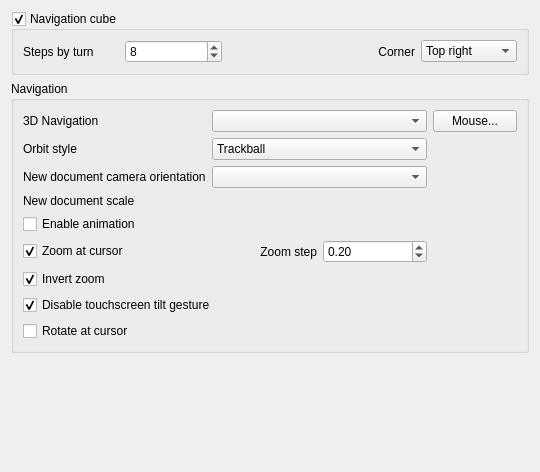
The window that src/Gui/DlgSettingsNavigation.ui (berndhahnebach/All_FreeCAD) describes before a commit, drawn with Qt 5.
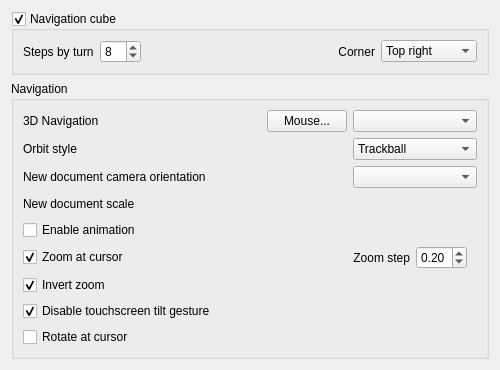
The same window after the commit. Custom widgets are drawn as their Qt base class.

```diff
--- a/src/Gui/DlgSettingsNavigation.ui
+++ b/src/Gui/DlgSettingsNavigation.ui
@@ -6,8 +6,8 @@
    <rect>
     <x>0</x>
     <y>0</y>
-    <width>540</width>
-    <height>472</height>
+    <width>500</width>
+    <height>363</height>
    </rect>
   </property>
   <property name="windowTitle">
@@ -58,7 +58,7 @@
          <enum>Qt::Horizontal</enum>
         </property>
         <property name="sizeType">
-         <enum>QSizePolicy::Ignored</enum>
+         <enum>QSizePolicy::MinimumExpanding</enum>
         </property>
         <property name="sizeHint" stdset="0">
          <size>
@@ -119,25 +119,29 @@
      <property name="title">
       <string>Navigation</string>
      </property>
+     <layout class="QVBoxLayout" name="verticalLayout">
+      <item>
      <layout class="QGridLayout" name="gridLayout">
-      <item row="0" column="0">
-       <widget class="QLabel" name="navigationLabel">
-        <property name="text">
-         <string>3D Navigation</string>
-        </property>
-       </widget>
-      </item>
-      <item row="0" column="1" colspan="2">
-       <widget class="QComboBox" name="comboNavigationStyle">
+        <item row="6" column="0">
+         <widget class="Gui::PrefCheckBox" name="checkBoxInvertZoom">
         <property name="toolTip">
-         <string>Navigation settings set</string>
-        </property>
-        <property name="currentIndex">
-         <number>-1</number>
+           <string>Direction of zoom operations will be inverted</string>
+          </property>
+          <property name="text">
+           <string>Invert zoom</string>
+          </property>
+          <property name="checked">
+           <bool>true</bool>
+          </property>
+          <property name="prefEntry" stdset="0">
+           <cstring>InvertZoom</cstring>
+          </property>
+          <property name="prefPath" stdset="0">
+           <cstring>View</cstring>
         </property>
        </widget>
       </item>
-      <item row="0" column="3">
+        <item row="0" column="2">
        <widget class="QPushButton" name="mouseButton">
         <property name="sizePolicy">
          <sizepolicy hsizetype="Maximum" vsizetype="Fixed">
@@ -147,7 +151,7 @@
         </property>
         <property name="minimumSize">
          <size>
-          <width>84</width>
+            <width>60</width>
           <height>0</height>
          </size>
         </property>
@@ -160,46 +164,10 @@
         </property>
        </widget>
       </item>
-      <item row="1" column="0">
-       <widget class="QLabel" name="orbitLabel">
+        <item row="0" column="0">
+         <widget class="QLabel" name="navigationLabel">
         <property name="text">
-         <string>Orbit style</string>
-        </property>
-       </widget>
-      </item>
-      <item row="1" column="1" colspan="2">
-       <widget class="QComboBox" name="comboOrbitStyle">
-        <property name="toolTip">
-         <string>Rotation orbit style.
-Trackball: moving the mouse horizontally will rotate the part around the y-axis
-Turntable: the part will be rotated around the z-axis.</string>
-        </property>
-        <property name="currentIndex">
-         <number>1</number>
-        </property>
-        <item>
-         <property name="text">
-          <string>Turntable</string>
-         </property>
-        </item>
-        <item>
-         <property name="text">
-          <string>Trackball</string>
-         </property>
-        </item>
-       </widget>
-      </item>
-      <item row="2" column="0">
-       <widget class="QLabel" name="newDocViewLabel">
-        <property name="text">
-         <string>New document camera orientation</string>
-        </property>
-       </widget>
-      </item>
-      <item row="2" column="1" colspan="2">
-       <widget class="QComboBox" name="comboNewDocView">
-        <property name="toolTip">
-         <string>Camera orientation for new documents</string>
+           <string>3D Navigation</string>
         </property>
        </widget>
       </item>
@@ -210,8 +178,48 @@
         </property>
        </widget>
       </item>
-      <item row="3" column="1" colspan="2">
+        <item row="7" column="0">
+         <widget class="Gui::PrefCheckBox" name="checkBoxDisableTilt">
+          <property name="toolTip">
+           <string>Prevents view tilting when pinch-zooming.
+Affects only gesture navigation style.
+Mouse tilting is not disabled by this setting.</string>
+          </property>
+          <property name="text">
+           <string>Disable touchscreen tilt gesture</string>
+          </property>
+          <property name="checked">
+           <bool>true</bool>
+          </property>
+          <property name="prefEntry" stdset="0">
+           <cstring>DisableTouchTilt</cstring>
+          </property>
+          <property name="prefPath" stdset="0">
+           <cstring>View</cstring>
+          </property>
+         </widget>
+        </item>
+        <item row="1" column="0">
+         <widget class="QLabel" name="orbitLabel">
+          <property name="text">
+           <string>Orbit style</string>
+          </property>
+         </widget>
+        </item>
+        <item row="3" column="3">
        <widget class="PrefUnitSpinBox" name="qspinNewDocScale" native="true">
+          <property name="minimumSize">
+           <size>
+            <width>120</width>
+            <height>20</height>
+           </size>
+          </property>
+          <property name="maximumSize">
+           <size>
+            <width>16777215</width>
+            <height>16777215</height>
+           </size>
+          </property>
         <property name="toolTip">
          <string>Sets camera zoom for new documents.
 The value is the diameter of the sphere to fit on the screen.</string>
@@ -236,49 +244,16 @@
         </property>
        </widget>
       </item>
-      <item row="4" column="0" colspan="4">
-       <widget class="Gui::PrefCheckBox" name="CheckBox_UseAutoRotation">
-        <property name="enabled">
-         <bool>true</bool>
-        </property>
-        <property name="toolTip">
-         <string>Enable animated rotations</string>
-        </property>
-        <property name="text">
-         <string>Enable animation</string>
-        </property>
-        <property name="checked">
-         <bool>false</bool>
-        </property>
-        <property name="prefEntry" stdset="0">
-         <cstring>UseAutoRotation</cstring>
-        </property>
-        <property name="prefPath" stdset="0">
-         <cstring>View</cstring>
-        </property>
-       </widget>
-      </item>
-      <item row="5" column="0">
-       <widget class="Gui::PrefCheckBox" name="checkBoxZoomAtCursor">
-        <property name="toolTip">
-         <string>Zoom operations will be performed at position of mouse pointer</string>
-        </property>
-        <property name="text">
-         <string>Zoom at cursor</string>
-        </property>
-        <property name="checked">
-         <bool>true</bool>
-        </property>
-        <property name="prefEntry" stdset="0">
-         <cstring>ZoomAtCursor</cstring>
-        </property>
-        <property name="prefPath" stdset="0">
-         <cstring>View</cstring>
-        </property>
-       </widget>
-      </item>
-      <item row="5" column="1">
+        <item row="5" column="3">
+         <layout class="QHBoxLayout" name="horizontalLayout">
+          <item>
        <widget class="QLabel" name="label">
+            <property name="maximumSize">
+             <size>
+              <width>100</width>
+              <height>16777215</height>
+             </size>
+            </property>
         <property name="text">
          <string>Zoom step</string>
         </property>
@@ -287,8 +262,14 @@
         </property>
        </widget>
       </item>
-      <item row="5" column="2">
+          <item>
        <widget class="Gui::PrefDoubleSpinBox" name="spinBoxZoomStep">
+            <property name="maximumSize">
+             <size>
+              <width>60</width>
+              <height>16777215</height>
+             </size>
+            </property>
         <property name="toolTip">
          <string>How much will be zoomed.
 Zoom step of '1' means a factor of 7.5 for every zoom step. </string>
@@ -313,47 +294,122 @@
         </property>
        </widget>
       </item>
-      <item row="6" column="0" colspan="4">
-       <widget class="Gui::PrefCheckBox" name="checkBoxInvertZoom">
+          <item>
+           <spacer name="horizontalSpacer_2">
+            <property name="orientation">
+             <enum>Qt::Horizontal</enum>
+            </property>
+            <property name="sizeType">
+             <enum>QSizePolicy::MinimumExpanding</enum>
+            </property>
+            <property name="sizeHint" stdset="0">
+             <size>
+              <width>10</width>
+              <height>20</height>
+             </size>
+            </property>
+           </spacer>
+          </item>
+         </layout>
+        </item>
+        <item row="4" column="0">
+         <widget class="Gui::PrefCheckBox" name="CheckBox_UseAutoRotation">
+          <property name="enabled">
+           <bool>true</bool>
+          </property>
         <property name="toolTip">
-         <string>Direction of zoom operations will be inverted</string>
+           <string>Enable animated rotations</string>
         </property>
         <property name="text">
-         <string>Invert zoom</string>
+           <string>Enable animation</string>
         </property>
         <property name="checked">
-         <bool>true</bool>
+           <bool>false</bool>
         </property>
         <property name="prefEntry" stdset="0">
-         <cstring>InvertZoom</cstring>
+           <cstring>UseAutoRotation</cstring>
         </property>
         <property name="prefPath" stdset="0">
          <cstring>View</cstring>
         </property>
        </widget>
       </item>
-      <item row="7" column="0" colspan="4">
-       <widget class="Gui::PrefCheckBox" name="checkBoxDisableTilt">
+        <item row="1" column="3">
+         <widget class="QComboBox" name="comboOrbitStyle">
+          <property name="minimumSize">
+           <size>
+            <width>120</width>
+            <height>0</height>
+           </size>
+          </property>
+          <property name="maximumSize">
+           <size>
+            <width>16777215</width>
+            <height>16777215</height>
+           </size>
+          </property>
         <property name="toolTip">
-         <string>Prevents view tilting when pinch-zooming.
-Affects only gesture navigation style.
-Mouse tilting is not disabled by this setting.</string>
-        </property>
+           <string>Rotation orbit style.
+Trackball: moving the mouse horizontally will rotate the part around the y-axis
+Turntable: the part will be rotated around the z-axis.</string>
+          </property>
+          <property name="currentIndex">
+           <number>1</number>
+          </property>
+          <item>
         <property name="text">
-         <string>Disable touchscreen tilt gesture</string>
-        </property>
+            <string>Turntable</string>
+           </property>
+          </item>
+          <item>
+           <property name="text">
+            <string>Trackball</string>
+           </property>
+          </item>
+         </widget>
+        </item>
+        <item row="5" column="0">
+         <widget class="Gui::PrefCheckBox" name="checkBoxZoomAtCursor">
+          <property name="toolTip">
+           <string>Zoom operations will be performed at position of mouse pointer</string>
+          </property>
+          <property name="text">
+           <string>Zoom at cursor</string>
+          </property>
         <property name="checked">
          <bool>true</bool>
         </property>
         <property name="prefEntry" stdset="0">
-         <cstring>DisableTouchTilt</cstring>
+           <cstring>ZoomAtCursor</cstring>
         </property>
         <property name="prefPath" stdset="0">
          <cstring>View</cstring>
         </property>
        </widget>
       </item>
-      <item row="8" column="0" colspan="4">
+        <item row="0" column="3">
+         <widget class="QComboBox" name="comboNavigationStyle">
+          <property name="minimumSize">
+           <size>
+            <width>120</width>
+            <height>0</height>
+           </size>
+          </property>
+          <property name="maximumSize">
+           <size>
+            <width>16777215</width>
+            <height>16777215</height>
+           </size>
+          </property>
+          <property name="toolTip">
+           <string>Navigation settings set</string>
+          </property>
+          <property name="currentIndex">
+           <number>-1</number>
+          </property>
+         </widget>
+        </item>
+        <item row="8" column="0">
        <widget class="Gui::PrefCheckBox" name="checkBoxDragAtCursor">
         <property name="toolTip">
          <string>Rotations in 3D will use current cursor position as center for rotation</string>
@@ -371,6 +427,50 @@
          <cstring>View</cstring>
         </property>
        </widget>
+        </item>
+        <item row="2" column="3">
+         <widget class="QComboBox" name="comboNewDocView">
+          <property name="minimumSize">
+           <size>
+            <width>120</width>
+            <height>0</height>
+           </size>
+          </property>
+          <property name="maximumSize">
+           <size>
+            <width>16777215</width>
+            <height>16777215</height>
+           </size>
+          </property>
+          <property name="toolTip">
+           <string>Camera orientation for new documents</string>
+          </property>
+         </widget>
+        </item>
+        <item row="2" column="0">
+         <widget class="QLabel" name="newDocViewLabel">
+          <property name="text">
+           <string>New document camera orientation</string>
+          </property>
+         </widget>
+        </item>
+        <item row="0" column="1">
+         <spacer name="horizontalSpacer_3">
+          <property name="orientation">
+           <enum>Qt::Horizontal</enum>
+          </property>
+          <property name="sizeType">
+           <enum>QSizePolicy::MinimumExpanding</enum>
+          </property>
+          <property name="sizeHint" stdset="0">
+           <size>
+            <width>20</width>
+            <height>20</height>
+           </size>
+          </property>
+         </spacer>
+        </item>
+       </layout>
       </item>
      </layout>
     </widget>
```
Lines whose indentation alone changed are shown as unchanged.
